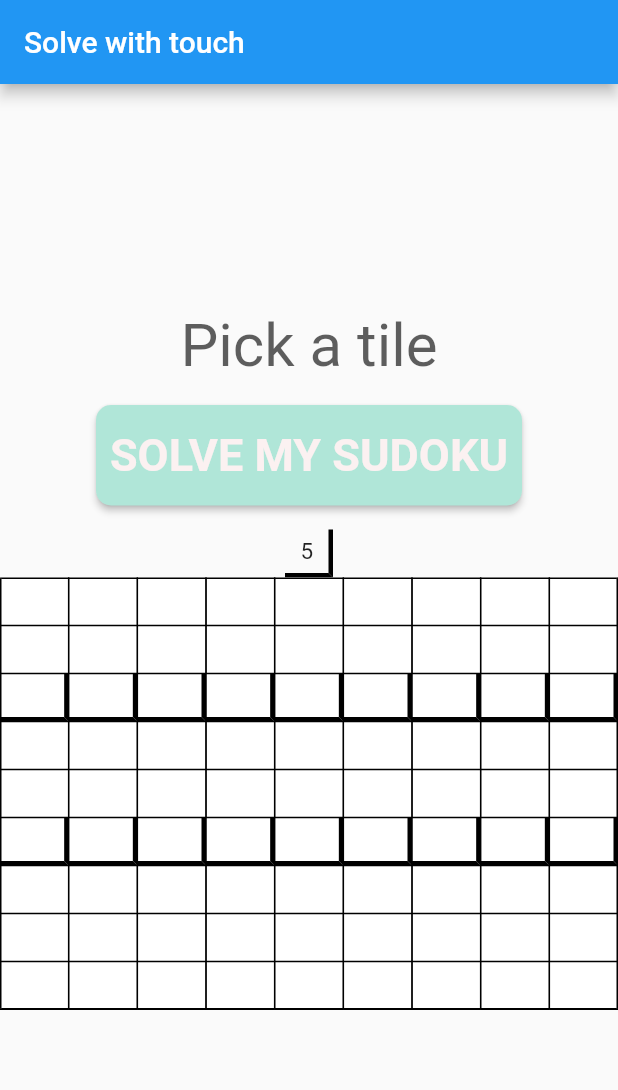
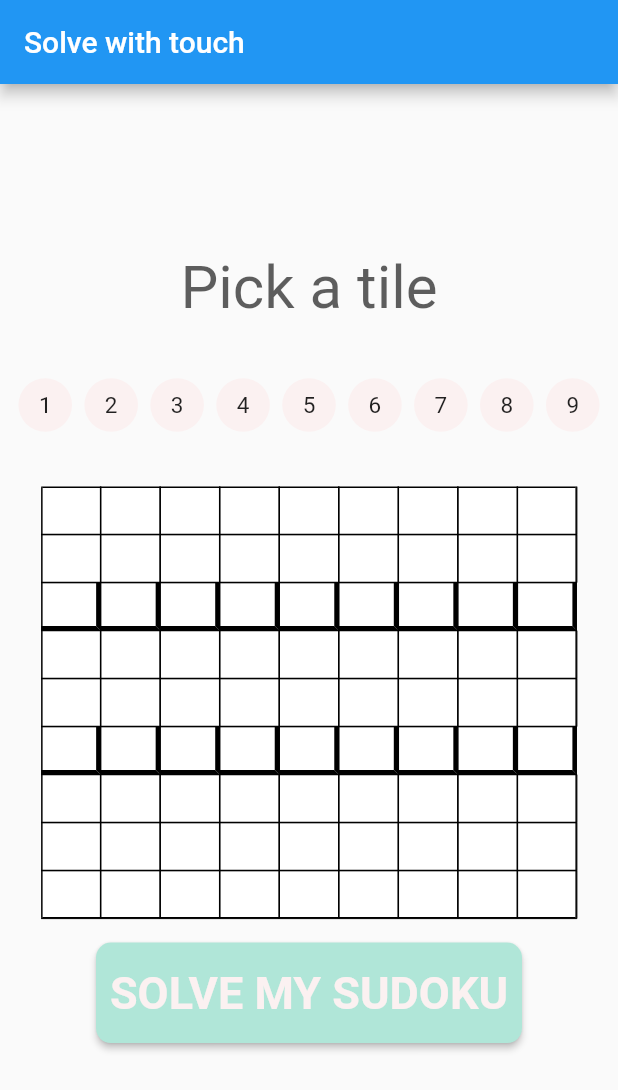
Before and after one commit to lachiejames/sudoku-solver-2.0, a Flutter app: the screen it shows after launch, on a phone screen of 412 x 824 dp. Shown: the top 1090 px of the screen. Run offline on Flutter 3.47's test engine with Material 2 defaults, Android fonts, the phone set to English and light mode, and no system bars; Roboto replaces fonts that are missing (Segoe UI).

Commit message:
Add number bar widget

```diff
--- a/lib/constants/my_values.dart
+++ b/lib/constants/my_values.dart
@@ -1,8 +1,8 @@
 class MyValues {
   static bool prodMode = false;
   static int gameNumber = 0;
-  static double screenHeight = 0;
-  static double screenWidth = 0;
+  static double screenHeight = 683;
+  static double screenWidth = 411;
 
   static double topTextFontSize = 40;
   static double appBarFontSize = 30;
--- a/lib/screens/solve_with_touch_screen.dart
+++ b/lib/screens/solve_with_touch_screen.dart
@@ -8,6 +8,8 @@ import 'package:sudoku_solver_2/constants/my_widgets.dart';
 import 'package:sudoku_solver_2/models/sudoku_model.dart';
 import 'package:sudoku_solver_2/models/tile_model.dart';
 import 'package:sudoku_solver_2/models/top_text_model.dart';
+import 'package:sudoku_solver_2/widgets/number_bar_widget.dart';
+import 'package:sudoku_solver_2/widgets/number_widget.dart';
 import 'package:sudoku_solver_2/widgets/sudoku_widget.dart';
 import 'package:sudoku_solver_2/widgets/tile_widget.dart';
 import 'package:sudoku_solver_2/widgets/top_text_widget.dart';
@@ -126,13 +128,11 @@ class _SolveWithTouchScreenState extends State<SolveWithTouchScreen> {
             mainAxisAlignment: MainAxisAlignment.center,
             children: <Widget>[
               TopTextWidget(),
-              makeSolveMySudokuButton(),
-              TileWidget(
-                tileModel: TileModel(row: 6, col: 9, value: 5),
-              ),
+              NumberBarWidget(),
               SudokuWidget(
                 sudokuModel: SudokuModel(),
               ),
+              makeSolveMySudokuButton(),
             ],
           ),
         ),
--- /dev/null
+++ b/lib/widgets/number_bar_widget.dart
@@ -0,0 +1,37 @@
+import 'package:flutter/material.dart';
+import 'package:sudoku_solver_2/widgets/number_widget.dart';
+
+class NumberBarWidget extends StatefulWidget {
+  @override
+  State<StatefulWidget> createState() => NumberBarWidgetState();
+}
+
+class NumberBarWidgetState extends State<NumberBarWidget> {
+  Widget makeNumber(int number) {
+    return NumberWidget(number: number);
+  }
+
+  @override
+  Widget build(BuildContext context) {
+    return Container(
+      child: Row(
+        mainAxisAlignment: MainAxisAlignment.center,
+        children: <Widget>[
+          makeNumber(1),
+          makeNumber(2),
+          makeNumber(3),
+          makeNumber(4),
+          makeNumber(5),
+          makeNumber(6),
+          makeNumber(7),
+          makeNumber(8),
+          makeNumber(9),
+        ],
+      ),
+    );
+  }
+
+  // void updateState() {
+  //   setState(() {});
+  // }
+}
--- /dev/null
+++ b/lib/widgets/number_widget.dart
@@ -0,0 +1,50 @@
+import 'package:flutter/material.dart';
+import 'package:sudoku_solver_2/constants/my_colors.dart';
+import 'package:sudoku_solver_2/constants/my_styles.dart';
+import 'package:sudoku_solver_2/constants/my_values.dart';
+
+class NumberWidget extends StatefulWidget {
+  final int number;
+  NumberWidget({this.number});
+  @override
+  State<StatefulWidget> createState() => NumberWidgetState(number: this.number);
+}
+
+class NumberWidgetState extends State<NumberWidget> {
+  final int number;
+
+  NumberWidgetState({@required this.number});
+
+  @override
+  Widget build(BuildContext context) {
+    return GestureDetector(
+      child: Container(
+        height: MyValues.screenWidth / 11.5,
+        width: MyValues.screenWidth / 11.5,
+        margin: EdgeInsets.only(
+          top: MyValues.screenWidth / 11.25,
+          bottom: MyValues.screenWidth / 11.25,
+          left: MyValues.screenWidth / 100,
+          right: MyValues.screenWidth / 100,
+        ),
+        decoration: ShapeDecoration(
+          color: MyColors.white,
+          shape: CircleBorder(),
+        ),
+        child: Center(
+          child: Text(
+            '$number',
+            style: TextStyle(
+              fontSize: MyValues.numberFontSize,
+              fontFamily: MyStyles.fontStyleNumber,
+              fontWeight: FontWeight.w400,
+            ),
+          ),
+        ),
+      ),
+      onTap: () {
+        print(number);
+      },
+    );
+  }
+}
```
